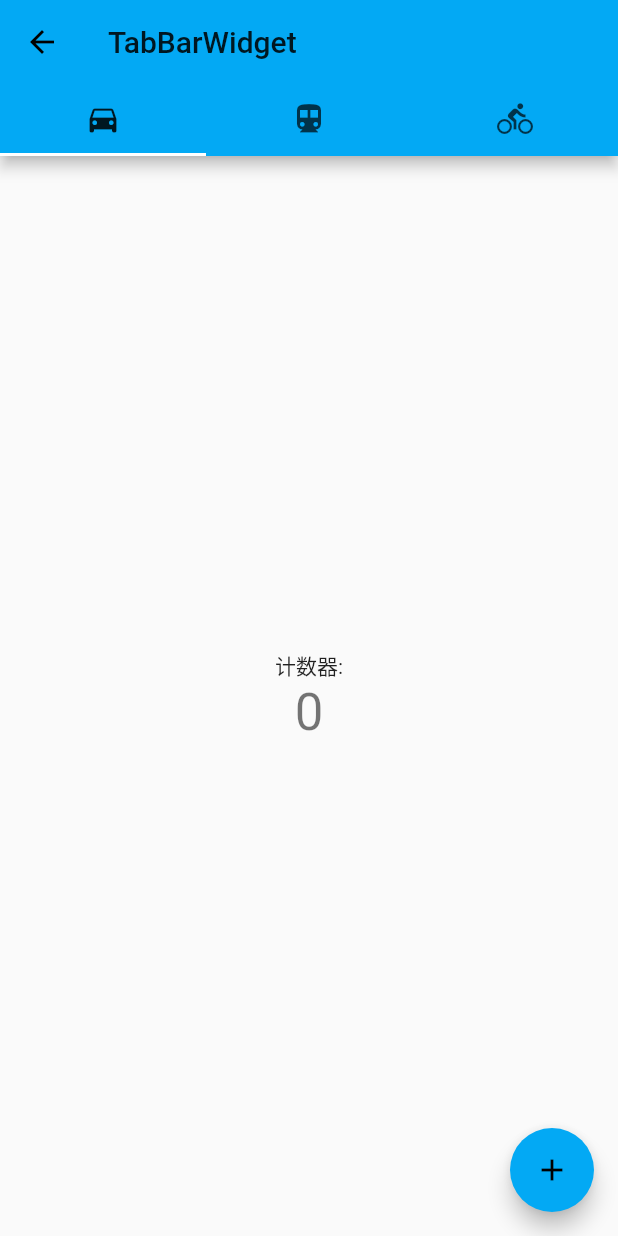
After one commit to ComexGit/flutter_demo, a Flutter app: the TabBarWidget screen opened directly, on a phone screen of 412 x 824 dp. The commit adds this screen. Run offline on Flutter 3.47's test engine with Material 2 defaults, Android fonts, the phone set to English and light mode, and no system bars; network calls fail.

Commit message:
增加tabbar demo

```diff
--- a/lib/main.dart
+++ b/lib/main.dart
@@ -1,6 +1,8 @@
 import 'package:flutter/material.dart';
 import 'widgets/BottomNavigationWidget.dart';
 import 'widgets/BottomAppBarWidget.dart';
+import 'widgets/BackdropFilterWidget.dart';
+import 'widgets/TabBarWidget.dart';
 
 void main() => runApp(MainDemo());
 
@@ -10,11 +12,11 @@ class MainDemo extends StatelessWidget {
     return MaterialApp(
         home: HomePage(),
         theme: ThemeData(
-        //   primaryColor: Colors.white, //导航栏、状态栏颜色
-		  primarySwatch: Colors.lightBlue,
-        //   accentColor: Colors.cyan[900],
+          //   primaryColor: Colors.white, //导航栏、状态栏颜色
+          primarySwatch: Colors.lightBlue,
+          //   accentColor: Colors.cyan[900],
         ));
-   }
+  }
 }
 
 class HomePage extends StatelessWidget {
@@ -23,17 +25,21 @@ class HomePage extends StatelessWidget {
     return Scaffold(
       appBar: AppBar(
         title: Text('FlutterDemo'),
-		// elevation: 10.0,
+        // elevation: 10.0,
       ),
       drawer: Drawer(
         child: HomeDrawer(
           titles: [
             "BottomNavigationWidget",
             "BottomAppBarWidget",
+            "BackdropFilterWidget",
+            "TabBarWidget"
           ],
           widgets: <Widget>[
             BottomNavigationWidget(),
             BottomAppBarWidget(),
+            FrostedClass(),
+            TabBarWidget(),
           ],
         ),
       ),
@@ -54,7 +60,6 @@ class HomeDrawer extends StatelessWidget {
         padding: const EdgeInsets.only(),
         itemCount: titles.length + 2,
         itemBuilder: (BuildContext context, int index) {
-
           if (index == 0) {
             return UserAccountsDrawerHeader(
               accountName: Text('YuQian'),
@@ -67,9 +72,7 @@ class HomeDrawer extends StatelessWidget {
               },
               margin: EdgeInsets.only(),
             );
-
           } else if (index == 1) {
-
             return AboutListTile(
               icon: CircleAvatar(
                   child: IconButton(
@@ -88,9 +91,7 @@ class HomeDrawer extends StatelessWidget {
                 Text("\nA flutter demo."),
               ],
             );
-
           } else {
-
             int i = index - 2;
             return ListTile(
               leading: CircleAvatar(
--- a/lib/widgets/EachView.dart
+++ b/lib/widgets/EachView.dart
@@ -11,8 +11,8 @@ class _EachViewState extends State<EachView> {
   @override
   Widget build(BuildContext context) {
     return Scaffold(
-      appBar:AppBar(title:Text(widget.title)),
-      body: Center(child:Text(widget.title)),
+      appBar: AppBar(title: Text(widget.title)),
+      body: Center(child: Text(widget.title)),
     );
   }
 }
--- /dev/null
+++ b/lib/widgets/KeepStatusView.dart
@@ -0,0 +1,41 @@
+import 'package:flutter/material.dart';
+
+class KeepStatusView extends StatefulWidget {
+  final String title;
+  KeepStatusView(this.title);
+  @override
+  _KeepStatusViewState createState() => _KeepStatusViewState();
+}
+
+class _KeepStatusViewState extends State<KeepStatusView> with AutomaticKeepAliveClientMixin {
+
+  int counter = 0;
+
+  @override
+  bool get wantKeepAlive => true;
+
+  void _incrementCounter () {
+    setState(() {
+      counter++;
+    });
+  }
+
+  @override
+  Widget build(BuildContext context) {
+    return Scaffold(
+      // appBar:AppBar(title:Text(widget.title)),
+      body: Center(child:Column(
+        mainAxisAlignment: MainAxisAlignment.center,
+        children: <Widget>[
+          Text('计数器:'),
+          Text('$counter', style: Theme.of(context).textTheme.display1),
+        ],
+      )),
+      floatingActionButton: FloatingActionButton(
+        onPressed: _incrementCounter,
+        tooltip: 'Increment',
+        child: Icon(Icons.add),
+      ),
+    );
+  }
+}
--- /dev/null
+++ b/lib/widgets/TabBarWidget.dart
@@ -0,0 +1,50 @@
+import 'package:flutter/material.dart';
+import 'KeepStatusView.dart';
+
+class TabBarWidget extends StatefulWidget {
+  @override
+  _TabBarWidgetState createState() => _TabBarWidgetState();
+}
+
+class _TabBarWidgetState extends State<TabBarWidget>
+    with SingleTickerProviderStateMixin {
+  TabController _controller;
+
+  @override
+  void initState() {
+    super.initState();
+
+    _controller = TabController(length: 3, vsync: this);
+  }
+
+  @override
+  void dispose() {
+    _controller.dispose();
+    super.dispose();
+  }
+
+  @override
+  Widget build(BuildContext context) {
+    return Scaffold(
+      appBar: AppBar(
+        title: Text('TabBarWidget'),
+        bottom: TabBar(
+          controller: _controller,
+          tabs: <Widget>[
+            Tab(icon: Icon(Icons.directions_car)),
+            Tab(icon: Icon(Icons.directions_transit)),
+            Tab(icon: Icon(Icons.directions_bike)),
+          ],
+        ),
+      ),
+      body: TabBarView(
+        controller: _controller,
+        children: <Widget>[
+          KeepStatusView('Car'),
+          KeepStatusView('Transit'),
+          KeepStatusView('Bike'),
+        ],
+      ),
+    );
+  }
+}
```
Also changed, not shown: lib/widgets/BackdropFilterWidget.dart (added, +42 -0 lines), 2 other files.
